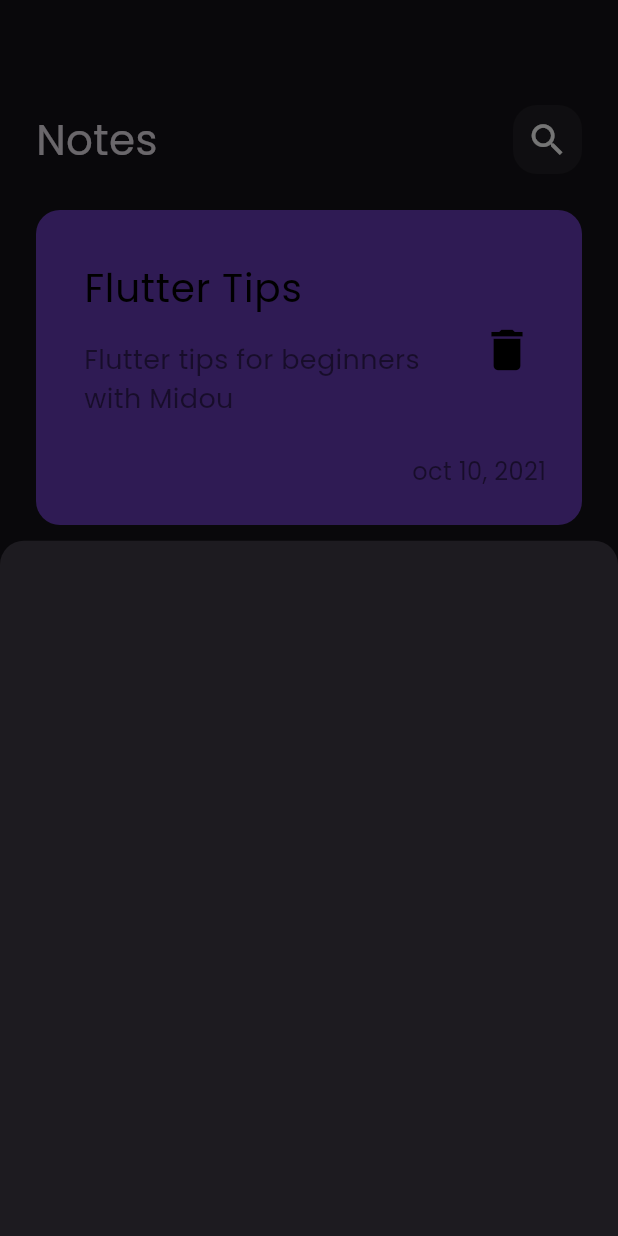
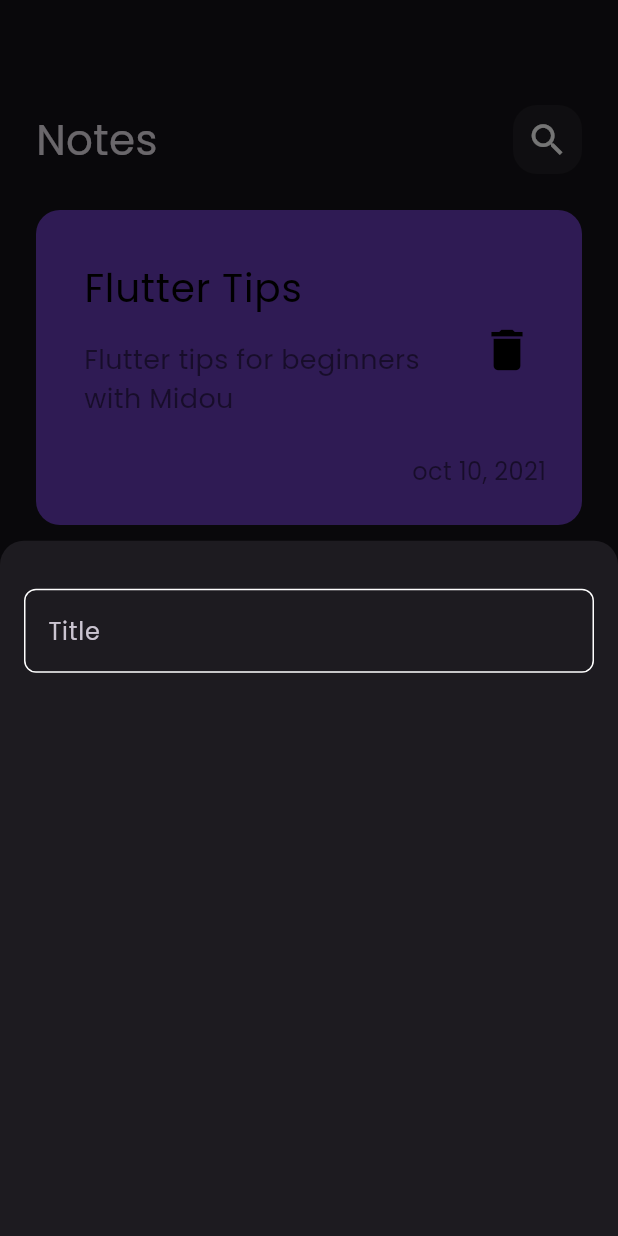
Before and after one commit to midouarif/Note-App, a Flutter app: the screen it shows after launch, after a tap on the "add" icon, on a phone screen of 412 x 824 dp. Run offline on Flutter 3.47's test engine with Material 3 defaults, Android fonts, the phone set to English and light mode, and no system bars.

Commit message:
created custom text field

```diff
--- a/lib/views/notes_view.dart
+++ b/lib/views/notes_view.dart
@@ -1,4 +1,3 @@
-import 'dart:ffi';
 
 import 'package:flutter/material.dart';
 import 'package:note_app/views/widgets/add_note_sheet.dart';
--- a/lib/views/widgets/add_note_sheet.dart
+++ b/lib/views/widgets/add_note_sheet.dart
@@ -1,10 +1,16 @@
 import 'package:flutter/material.dart';
+import 'package:note_app/views/widgets/my_text_field.dart';
 
 class AddNoteSheet extends StatelessWidget {
   const AddNoteSheet({super.key});
 
   @override
   Widget build(BuildContext context) {
-    return Container();
+    return const Padding(
+      padding: EdgeInsets.symmetric(horizontal: 16),
+      child: Column(
+        children: [SizedBox(height: 32), MyTextField(),],
+      ),
+    );
   }
 }
--- /dev/null
+++ b/lib/views/widgets/my_text_field.dart
@@ -0,0 +1,28 @@
+import 'package:flutter/material.dart';
+
+class MyTextField extends StatelessWidget {
+  const MyTextField({super.key});
+
+  @override
+  Widget build(BuildContext context) {
+    return TextField(
+      cursorColor: Colors.deepPurple,
+      decoration: InputDecoration(
+        hintText: 'Title',
+        //hintStyle: const TextStyle(color: Colors.deepPurple),
+        border: myBorder(),
+        focusedBorder: myBorder(Colors.deepPurple),
+        enabledBorder: myBorder(),
+      ),
+    );
+  }
+
+  OutlineInputBorder myBorder([color]) {
+    return OutlineInputBorder(
+      borderRadius: const BorderRadius.all(Radius.circular(8)),
+      borderSide: BorderSide(
+        color: color ?? Colors.white,
+      ),
+    );
+  }
+}
```
